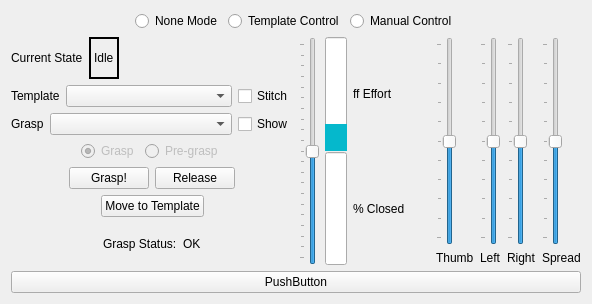
This is vigir_ocs_grasp_widget/src/graspWidget.ui in team-vigir/vigir_ocs_common as Qt 5 draws it before an edit. The edited form follows.
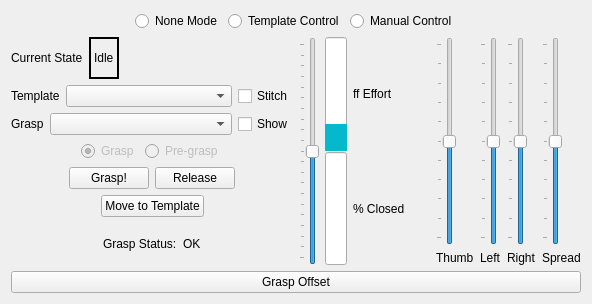
This is the edited form.

Patch:
```diff
--- a/vigir_ocs_grasp_widget/src/graspWidget.ui
+++ b/vigir_ocs_grasp_widget/src/graspWidget.ui
@@ -616,7 +616,7 @@
    <item>
     <widget class="QPushButton" name="pushButton">
      <property name="text">
-      <string>PushButton</string>
+      <string>Grasp Offset</string>
      </property>
     </widget>
    </item>
```
